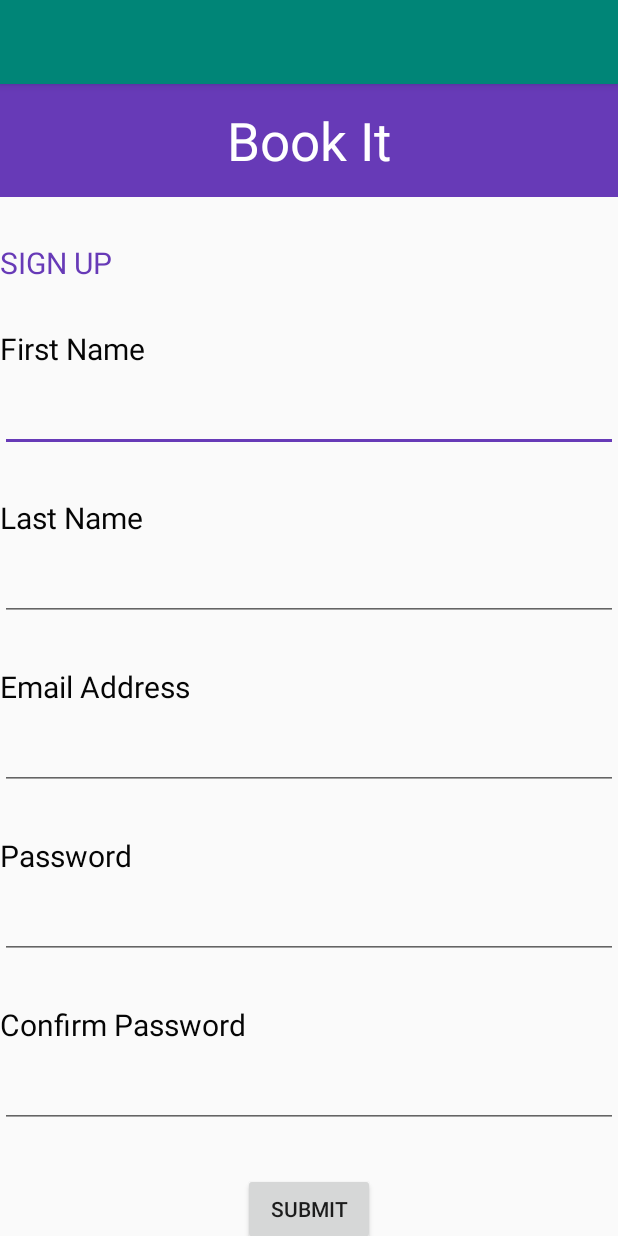
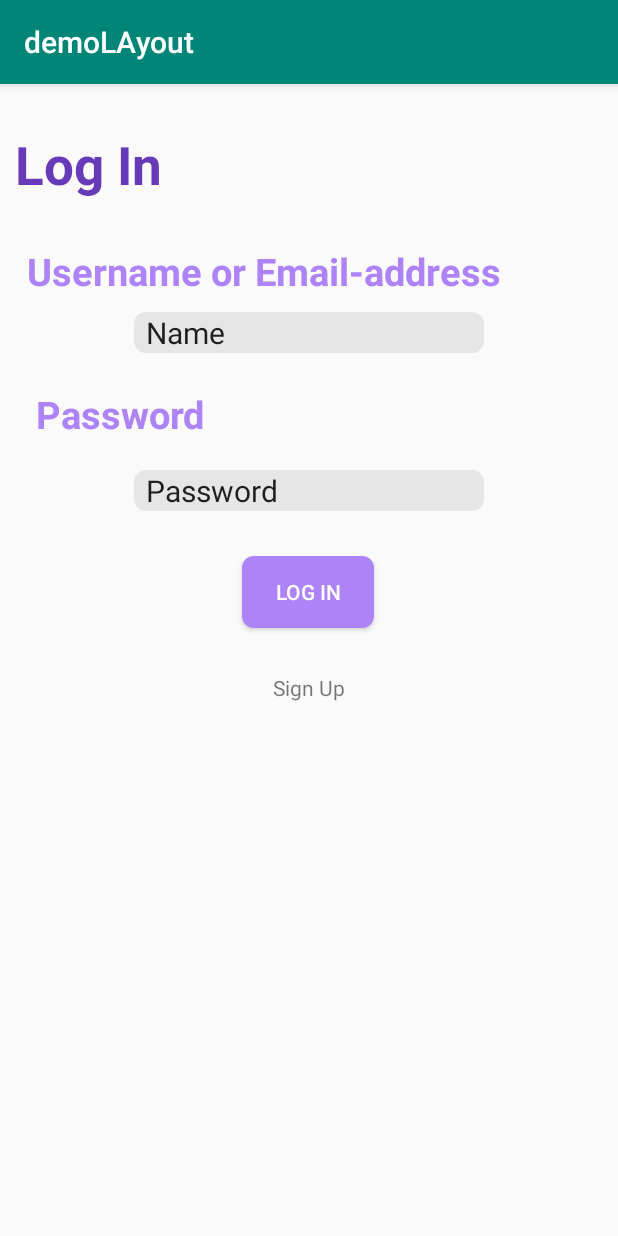
Before and after one commit to James-paradox/android--dev, an Android app: the screen it shows after launch (MainActivity before the commit, LoginActivity after it), on a phone screen of 412 x 824 dp. Run offline under Robolectric (Android 15) with nearby library versions, the phone set to English and light mode, and no system bars.

Commit message:
sign up page login page

```diff
--- a/demolayout/src/main/AndroidManifest.xml
+++ b/demolayout/src/main/AndroidManifest.xml
@@ -9,12 +9,14 @@
         android:roundIcon="@mipmap/ic_launcher_round"
         android:supportsRtl="true"
         android:theme="@style/AppTheme">
-        <activity android:name=".MainActivity">
-            <intent-filter>
-                <action android:name="android.intent.action.MAIN" />
+        <activity android:name=".LoginActivity"><intent-filter>
+            <action android:name="android.intent.action.MAIN" />
 
-                <category android:name="android.intent.category.LAUNCHER" />
-            </intent-filter>
+            <category android:name="android.intent.category.LAUNCHER" />
+        </intent-filter>
+        </activity>
+        <activity android:name=".RegistrationActivity">
+
         </activity>
     </application>
 
--- a/demolayout/src/main/java/com/siddharth/demolayout/MainActivity.java
+++ b/demolayout/src/main/java/com/siddharth/demolayout/RegistrationActivity.java
@@ -4,7 +4,7 @@ import androidx.appcompat.app.AppCompatActivity;
 
 import android.os.Bundle;
 
-public class MainActivity extends AppCompatActivity {
+public class RegistrationActivity extends AppCompatActivity {
 
     @Override
     protected void onCreate(Bundle savedInstanceState) {
--- /dev/null
+++ b/demolayout/src/main/res/drawable/signpage.xml
@@ -0,0 +1,12 @@
+<?xml version="1.0" encoding="utf-8"?>
+<shape xmlns:android="http://schemas.android.com/apk/res/android"
+    android:shape="rectangle"
+    android:padding="10dp">
+    <solid android:color="#E7E6E6"/>
+    <corners
+        android:bottomRightRadius="8dp"
+        android:bottomLeftRadius="8dp"
+        android:topLeftRadius="8dp"
+        android:topRightRadius="8dp"/>
+
+</shape>
--- /dev/null
+++ b/demolayout/src/main/res/layout/activity_login.xml
@@ -0,0 +1,121 @@
+<?xml version="1.0" encoding="utf-8"?>
+<androidx.constraintlayout.widget.ConstraintLayout xmlns:android="http://schemas.android.com/apk/res/android"
+    xmlns:app="http://schemas.android.com/apk/res-auto"
+    xmlns:tools="http://schemas.android.com/tools"
+    android:layout_width="match_parent"
+    android:layout_height="match_parent"
+    tools:context=".LoginActivity">
+
+    <TextView
+        android:id="@+id/textView"
+        android:layout_width="wrap_content"
+        android:layout_height="wrap_content"
+        android:layout_marginStart="10dp"
+        android:layout_marginTop="30dp"
+        android:text="Log In"
+        android:textColor="@color/colorAccent"
+        android:textSize="35dp"
+        android:textStyle="bold"
+        app:layout_constraintStart_toStartOf="parent"
+        app:layout_constraintTop_toTopOf="parent" />
+
+
+    <TextView
+        android:id="@+id/textView2"
+        android:layout_width="wrap_content"
+        android:layout_height="wrap_content"
+        android:layout_marginStart="10dp"
+        android:layout_marginTop="30dp"
+        android:paddingStart="8dp"
+        android:paddingEnd="8dp"
+        android:text="Username or Email-address"
+        android:textColor="@color/colorpurplke"
+        android:textSize="25dp"
+        android:textStyle="bold"
+        app:layout_constraintStart_toStartOf="parent"
+        app:layout_constraintTop_toBottomOf="@+id/textView" />
+
+    <EditText
+        android:id="@+id/editusername"
+        android:layout_width="wrap_content"
+        android:layout_height="wrap_content"
+        android:layout_marginStart="16dp"
+        android:layout_marginTop="10dp"
+        android:layout_marginEnd="16dp"
+        android:background="@drawable/signpage"
+        android:ems="10"
+        android:hint="@string/username"
+        android:inputType="textPersonName"
+        android:paddingStart="8dp"
+        android:paddingEnd="8dp"
+        android:text="Name"
+        android:textSize="20dp"
+        app:layout_constraintEnd_toEndOf="parent"
+        app:layout_constraintStart_toStartOf="parent"
+        app:layout_constraintTop_toBottomOf="@+id/textView2" />
+
+    <TextView
+        android:id="@+id/textView3"
+        android:layout_width="wrap_content"
+        android:layout_height="wrap_content"
+        android:layout_marginStart="16dp"
+        android:layout_marginTop="125dp"
+        android:layout_marginEnd="268dp"
+        android:paddingStart="8dp"
+        android:paddingEnd="8dp"
+        android:text="Password"
+        android:textColor="@color/colorpurplke"
+        android:textSize="25dp"
+        android:textStyle="bold"
+        app:layout_constraintEnd_toEndOf="parent"
+        app:layout_constraintStart_toStartOf="parent"
+        app:layout_constraintTop_toBottomOf="@+id/textView" />
+
+    <EditText
+        android:id="@+id/editpassword"
+        android:layout_width="wrap_content"
+        android:layout_height="wrap_content"
+        android:layout_marginStart="16dp"
+        android:layout_marginTop="20dp"
+        android:layout_marginEnd="16dp"
+        android:background="@drawable/signpage"
+        android:ems="10"
+        android:hint="@string/password"
+        android:inputType="textPersonName"
+        android:paddingStart="8dp"
+        android:paddingEnd="8dp"
+        android:text="Password"
+        android:textSize="20dp"
+        app:layout_constraintEnd_toEndOf="parent"
+
+        app:layout_constraintStart_toStartOf="parent"
+        app:layout_constraintTop_toBottomOf="@+id/textView3" />
+
+    <Button
+        android:id="@+id/logIN"
+        android:layout_width="wrap_content"
+        android:layout_height="wrap_content"
+        android:layout_marginTop="30dp"
+        android:background="@drawable/signpage"
+        android:backgroundTint="@color/colorpurplke"
+        android:paddingStart="8dp"
+        android:paddingEnd="8dp"
+        android:text="Log In"
+        android:textColor="@color/colorWhite"
+        app:layout_constraintEnd_toEndOf="parent"
+        app:layout_constraintHorizontal_bias="0.498"
+        app:layout_constraintStart_toStartOf="parent"
+        app:layout_constraintTop_toBottomOf="@+id/editpassword" />
+
+    <TextView
+        android:id="@+id/signUP"
+        android:layout_width="wrap_content"
+        android:layout_height="wrap_content"
+        android:layout_marginTop="30dp"
+        android:text="Sign Up"
+        app:layout_constraintEnd_toEndOf="parent"
+        app:layout_constraintStart_toStartOf="parent"
+        app:layout_constraintTop_toBottomOf="@+id/logIN" />
+
+
+</androidx.constraintlayout.widget.ConstraintLayout>
--- a/demolayout/src/main/res/layout/activity_main.xml
+++ b/demolayout/src/main/res/layout/activity_main.xml
@@ -10,7 +10,7 @@
     android:layout_height="match_parent"
     android:gravity="top|center"
     android:orientation="vertical"
-    tools:context=".MainActivity">
+    tools:context=".RegistrationActivity">
 
     <TextView
         android:layout_width="match_parent"
@@ -27,6 +27,7 @@
         android:layout_height="wrap_content"
         android:text="SIGN UP"
         android:layout_marginTop="30dp"
+        android:layout_marginLeft="10dp"
         android:textSize="20dp"
         android:textColor="@color/colorAccent"/>
 
@@ -37,24 +38,30 @@
         android:text="First Name"
         android:layout_marginTop="30dp"
         android:textSize="20dp"
+        android:layout_marginLeft="10dp"
         android:textColor="@color/colorblack"/>
     <EditText
         android:layout_width="match_parent"
-        android:layout_height="wrap_content"
+        android:layout_height="40dp"
         android:text=""
+        android:layout_marginVertical="15dp"
+        android:background="@drawable/signpage"
         android:layout_marginTop="10dp"/>
 
     <TextView
         android:layout_width="match_parent"
         android:layout_height="wrap_content"
         android:text="Last Name"
+        android:layout_marginLeft="10dp"
         android:textSize="20dp"
         android:layout_marginTop="30dp"
         android:textColor="@color/colorblack"/>
 
     <EditText
         android:layout_width="match_parent"
-        android:layout_height="wrap_content"
+        android:layout_height="40dp"
+        android:background="@drawable/signpage"
+        android:layout_marginVertical="15dp"
         android:text=""
         android:layout_marginTop="10dp" />
 
@@ -62,12 +69,15 @@
         android:layout_width="match_parent"
         android:layout_height="wrap_content"
         android:text="Email Address"
+        android:layout_marginLeft="10dp"
         android:textSize="20dp"
         android:layout_marginTop="30dp"
         android:textColor="@color/colorblack"/>
     <EditText
         android:layout_width="match_parent"
-        android:layout_height="wrap_content"
+        android:layout_height="40dp"
+        android:background="@drawable/signpage"
+        android:layout_marginVertical="15dp"
         android:text=""
         android:layout_marginTop="10dp"/>
 
@@ -76,11 +86,14 @@
         android:layout_height="wrap_content"
         android:textSize="20dp"
         android:text="Password"
+        android:layout_marginLeft="10dp"
         android:layout_marginTop="30dp"
         android:textColor="@color/colorblack"/>
     <EditText
         android:layout_width="match_parent"
-        android:layout_height="wrap_content"
+        android:layout_height="40dp"
+        android:background="@drawable/signpage"
+        android:layout_marginVertical="15dp"
         android:text=""
         android:layout_marginTop="10dp"/>
 
@@ -89,11 +102,14 @@
         android:layout_height="wrap_content"
         android:text="Confirm Password"
         android:textSize="20dp"
+        android:layout_marginLeft="10dp"
         android:layout_marginTop="30dp"
         android:textColor="@color/colorblack"/>
     <EditText
         android:layout_width="match_parent"
-        android:layout_height="wrap_content"
+        android:layout_height="40dp"
+        android:background="@drawable/signpage"
+        android:layout_marginVertical="15dp"
         android:text=""
         android:layout_marginTop="10dp"/>
 
@@ -102,6 +118,8 @@
         android:layout_height="wrap_content"
         android:text="SUBMIT"
         android:gravity="center"
+        android:background="@color/colorAccent"
+        android:textColor="@color/colorWhite"
         android:layout_marginTop="30dp"/>
 
 
--- a/demolayout/src/main/res/values/colors.xml
+++ b/demolayout/src/main/res/values/colors.xml
@@ -5,4 +5,6 @@
     <color name="colorAccent">#673AB7</color>
     <color name="colorWhite">#ffffff</color>
     <color name="colorblack">#050505</color>
+    <color name="colorpurplke">#AD83F7</color>
+
 </resources>
--- a/demolayout/src/main/res/values/strings.xml
+++ b/demolayout/src/main/res/values/strings.xml
@@ -1,9 +1,11 @@
 <resources>
-   <!-- <string name="app_name">demoLAyout</string>
+    <string name="app_name">demoLAyout</string>
     <string name="first_name">First Name</string>
     <string name="middle_name">Middle Name</string>
     <string name="last_name">Last Name</string>
     <string name="dob">DOB</string>
     <string name="save">SAVE</string>
-    <string name="bookit">Book It</string>-->
+    <string name="bookit">Book It</string>
+    <string name="username">username</string>
+    <string name="password">password</string>
 </resources>
```
Also changed, not shown: demolayout/src/main/java/com/siddharth/demolayout/LoginActivity.java (line endings or trailing spaces).
